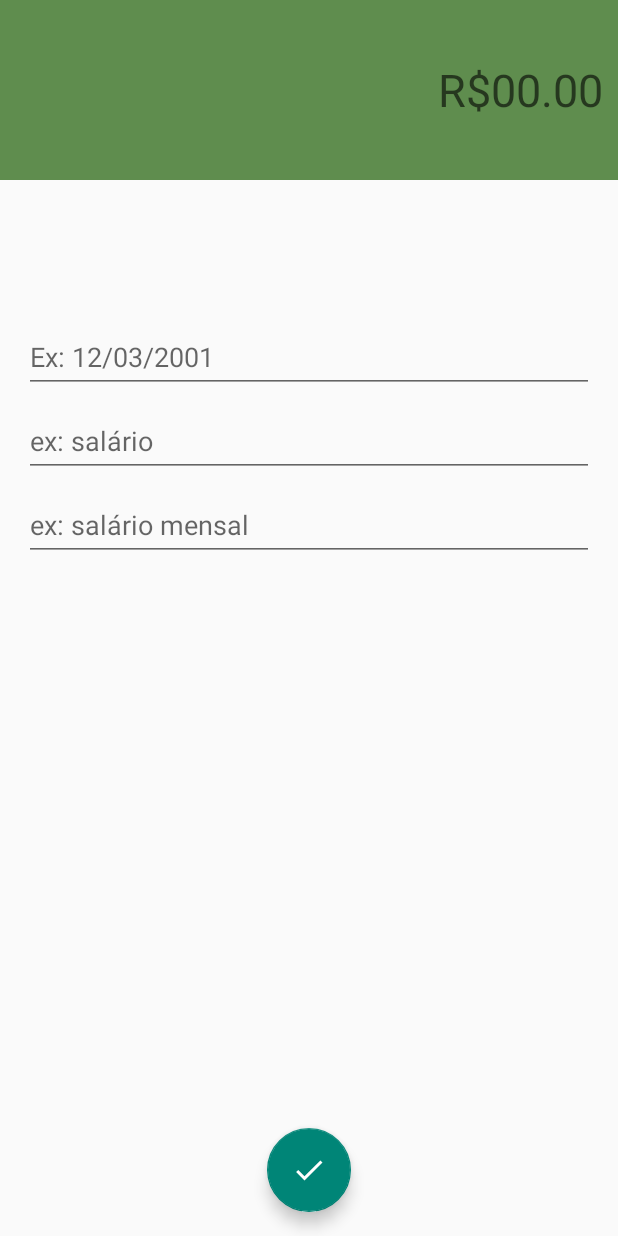
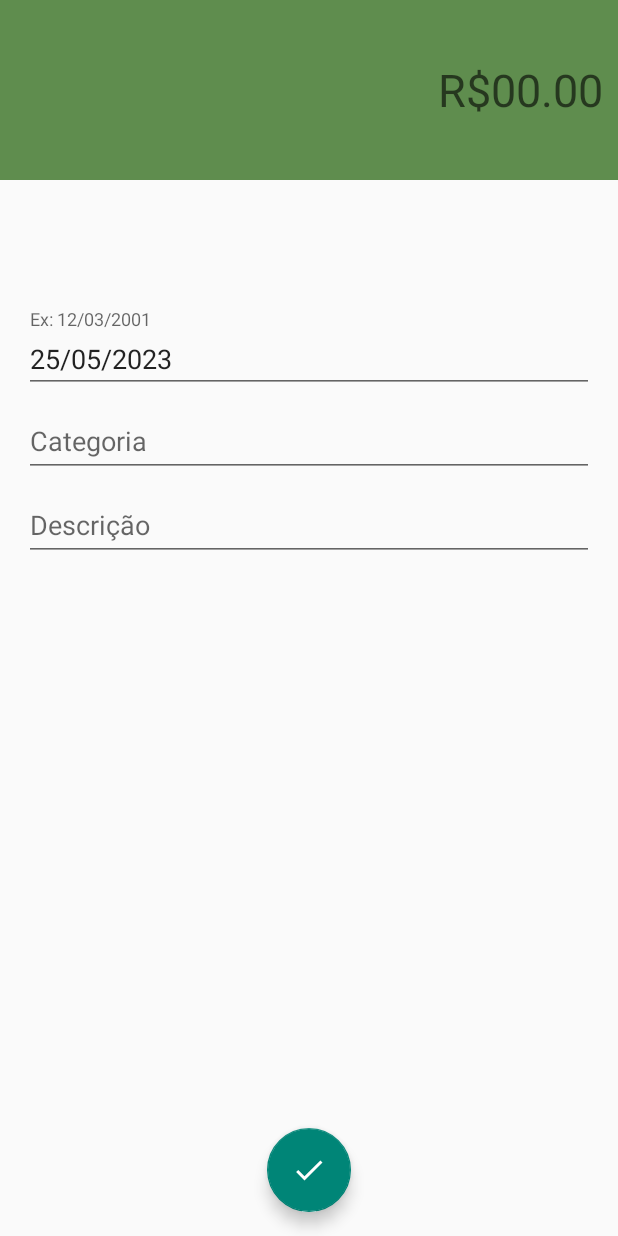
Before and after one commit to lucasalmeidacavalari/OrcamentoFacilFacil, an Android app: the DespesaActivity screen opened directly, with no data from a screen before it, on a phone screen of 412 x 824 dp. Run offline under Robolectric (Android 15) with nearby library versions, the phone set to English and light mode, and no system bars.

Commit message:
Salvando despesa no firebase

```diff
--- a/app/src/main/java/com/cavalari/orcamentofacilfacil/activity/DespesaActivity.java
+++ b/app/src/main/java/com/cavalari/orcamentofacilfacil/activity/DespesaActivity.java
@@ -3,14 +3,40 @@ package com.cavalari.orcamentofacilfacil.activity;
 import androidx.appcompat.app.AppCompatActivity;
 
 import android.os.Bundle;
+import android.view.View;
+import android.widget.EditText;
 
 import com.cavalari.orcamentofacilfacil.R;
+import com.cavalari.orcamentofacilfacil.model.DateUtil;
+import com.cavalari.orcamentofacilfacil.model.Movimentacao;
+import com.google.android.material.textfield.TextInputEditText;
 
 public class DespesaActivity extends AppCompatActivity {
 
+    private TextInputEditText campoData, campoCategoria, campoDescricao;
+    private EditText campoValor;
+    private Movimentacao movimentacao;
     @Override
     protected void onCreate(Bundle savedInstanceState) {
         super.onCreate(savedInstanceState);
         setContentView(R.layout.activity_despesa);
+
+        campoData = findViewById(R.id.editData);
+        campoCategoria = findViewById(R.id.editCategoria);
+        campoDescricao = findViewById(R.id.editDescricao);
+        campoValor = findViewById(R.id.editValor);
+
+        campoData.setText(DateUtil.dataAtual());
+    }
+
+    public void salvaDespesa(View view){
+        movimentacao = new Movimentacao();
+        movimentacao.setValor(Double.parseDouble(campoValor.getText().toString()));
+        movimentacao.setCategoria(campoCategoria.getText().toString());
+        movimentacao.setDescricao(campoDescricao.getText().toString());
+        movimentacao.setData(campoData.getText().toString());
+        movimentacao.setTipo("d");
+
+        movimentacao.salvar();
     }
 }
--- /dev/null
+++ b/app/src/main/java/com/cavalari/orcamentofacilfacil/model/DateUtil.java
@@ -0,0 +1,20 @@
+package com.cavalari.orcamentofacilfacil.model;
+
+import java.text.SimpleDateFormat;
+
+public class DateUtil {
+
+    public static String dataAtual(){
+        long date = System.currentTimeMillis();
+        SimpleDateFormat simpleDateFormat = new SimpleDateFormat("dd/MM/yyyy");
+        String dataString = simpleDateFormat.format(date);
+        return dataString;
+    }
+
+    public static String mesAno(String data){
+        String retornoData[] = data.split("/");
+        String mes = retornoData[1];
+        String ano = retornoData[2];
+        return mes+ano;
+    }
+}
--- a/app/src/main/res/layout/activity_despesa.xml
+++ b/app/src/main/res/layout/activity_despesa.xml
@@ -19,7 +19,7 @@
         app:layout_constraintTop_toTopOf="parent">
 
         <EditText
-            android:id="@+id/editTextText"
+            android:id="@+id/editValor"
             android:layout_width="wrap_content"
             android:layout_height="wrap_content"
             android:layout_weight="1"
@@ -46,6 +46,7 @@
         app:layout_constraintVertical_chainStyle="packed">
 
         <com.google.android.material.textfield.TextInputEditText
+            android:id="@+id/editData"
             android:layout_width="match_parent"
             android:layout_height="wrap_content"
             android:hint="Ex: 12/03/2001" />
@@ -63,9 +64,10 @@
         app:layout_constraintTop_toBottomOf="@+id/textInputLayout2">
 
         <com.google.android.material.textfield.TextInputEditText
+            android:id="@+id/editCategoria"
             android:layout_width="match_parent"
             android:layout_height="wrap_content"
-            android:hint="ex: salário" />
+            android:hint="Categoria" />
     </com.google.android.material.textfield.TextInputLayout>
 
     <com.google.android.material.textfield.TextInputLayout
@@ -80,13 +82,14 @@
         app:layout_constraintTop_toBottomOf="@+id/textInputLayout">
 
         <com.google.android.material.textfield.TextInputEditText
+            android:id="@+id/editDescricao"
             android:layout_width="match_parent"
             android:layout_height="wrap_content"
-            android:hint="ex: salário mensal" />
+            android:hint="Descrição" />
     </com.google.android.material.textfield.TextInputLayout>
 
     <com.google.android.material.floatingactionbutton.FloatingActionButton
-        android:id="@+id/floatingActionButton"
+        android:id="@+id/fabSalvar"
         android:layout_width="wrap_content"
         android:layout_height="wrap_content"
         android:layout_marginBottom="16dp"
@@ -94,6 +97,7 @@
         app:layout_constraintBottom_toBottomOf="parent"
         app:layout_constraintEnd_toEndOf="parent"
         app:layout_constraintStart_toStartOf="parent"
-        app:srcCompat="@drawable/ic_confirmar_branco" />
+        app:srcCompat="@drawable/ic_confirmar_branco"
+        android:onClick="salvaDespesa"/>
 
 </androidx.constraintlayout.widget.ConstraintLayout>
--- a/app/src/main/res/layout/activity_receitas.xml
+++ b/app/src/main/res/layout/activity_receitas.xml
@@ -19,7 +19,7 @@
         app:layout_constraintTop_toTopOf="parent">
 
         <EditText
-            android:id="@+id/editTextText"
+            android:id="@+id/editValor"
             android:layout_width="wrap_content"
             android:layout_height="wrap_content"
             android:layout_weight="1"
@@ -86,7 +86,7 @@
     </com.google.android.material.textfield.TextInputLayout>
 
     <com.google.android.material.floatingactionbutton.FloatingActionButton
-        android:id="@+id/floatingActionButton"
+        android:id="@+id/fabSalvar"
         android:layout_width="wrap_content"
         android:layout_height="wrap_content"
         android:layout_marginBottom="16dp"
```
Also changed, not shown: app/src/main/java/com/cavalari/orcamentofacilfacil/model/Movimentacao.java (added, +72 -0 lines), app/src/main/java/com/cavalari/orcamentofacilfacil/model/Usuario.java (+18 -0 lines).
